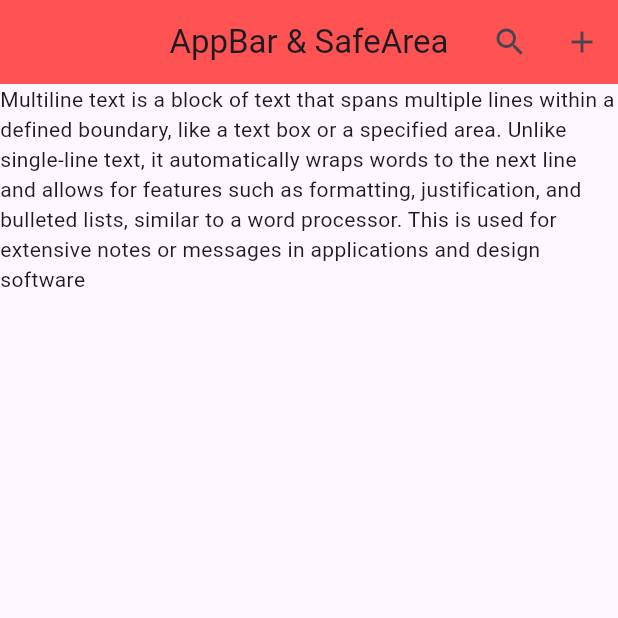
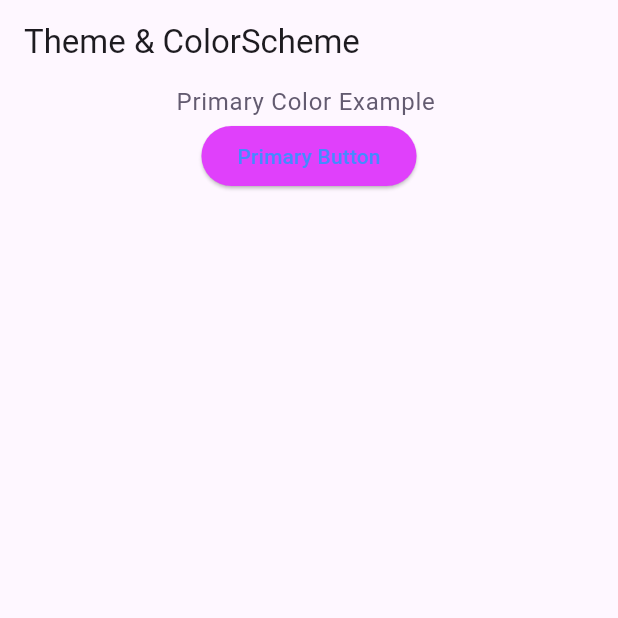
Before and after one commit to amhimel/widget-mastery-bangla, a Flutter app: the screen it shows after launch, on a phone screen of 412 x 824 dp, the top half of it. Run offline on Flutter 3.47's test engine with Material 3 defaults, Android fonts, the phone set to English and light mode, and no system bars.

Commit message:
day-03-theme-colorscheme

```diff
--- a/lib/main.dart
+++ b/lib/main.dart
@@ -4,25 +4,60 @@ void main() {
   runApp(
     MaterialApp(
       title: 'Material App',
-      theme: ThemeData(primarySwatch: Colors.amber),
-      home: Scaffold(
-          appBar: AppBar(
-            title: Text('AppBar & SafeArea'),
-            centerTitle: true,
-            backgroundColor: Colors.redAccent,
-            actions: [
-              IconButton(onPressed: () {}, icon: Icon(Icons.search)),
-              IconButton(onPressed: () {}, icon: Icon(Icons.add)),
-            ],
-          ),
-          body: SafeArea(
-              top: true,
-              bottom: true,
-              left: false,
-              right: false,
-              child: Text(
-              'Multiline text is a block of text that spans multiple lines within a defined boundary, like a text box or a specified area. Unlike single-line text, it automatically wraps words to the next line and allows for features such as formatting, justification, and bulleted lists, similar to a word processor. This is used for extensive notes or messages in applications and design software'))
+      //light theme
+      theme: ThemeData(
+        useMaterial3: true,
+        colorScheme: ColorScheme.fromSeed(
+          seedColor: Colors.deepPurple,
+          brightness: Brightness.light,
+        ),
+        elevatedButtonTheme: ElevatedButtonThemeData(
+          style: ElevatedButton.styleFrom(
+            backgroundColor: Colors.purpleAccent,
+            foregroundColor: Colors.blueAccent
+          )
+        )
       ),
+      darkTheme: ThemeData(
+        colorScheme: ColorScheme.fromSeed(
+          seedColor: Colors.black,
+          brightness: Brightness.dark,
+        ),
+          elevatedButtonTheme: ElevatedButtonThemeData(
+              style: ElevatedButton.styleFrom(
+                  backgroundColor: Colors.purpleAccent,
+                  foregroundColor: Colors.purple
+              )
+          )
+      ),
+      themeMode:  ThemeMode.system,
+      home: HomePage(),
     ),
   );
 }
+
+class HomePage extends StatelessWidget {
+  const HomePage({super.key});
+
+  @override
+  Widget build(BuildContext context) {
+    final colorScheme = Theme.of(context).colorScheme;
+    final textTheme = Theme.of(context).textTheme;
+    return Scaffold(
+      appBar: AppBar(title: Text('Theme & ColorScheme')),
+      body: Center(
+        child: Column(
+          children: [
+            Text("Primary Color Example ",style: textTheme.bodyLarge?.copyWith(
+              color: colorScheme.secondary
+            ),),
+            ElevatedButton(
+              onPressed: () {},
+              child: const Text('Primary Button'),
+            ),
+          ],
+        ),
+      ),
+    );
+  }
+}
```
